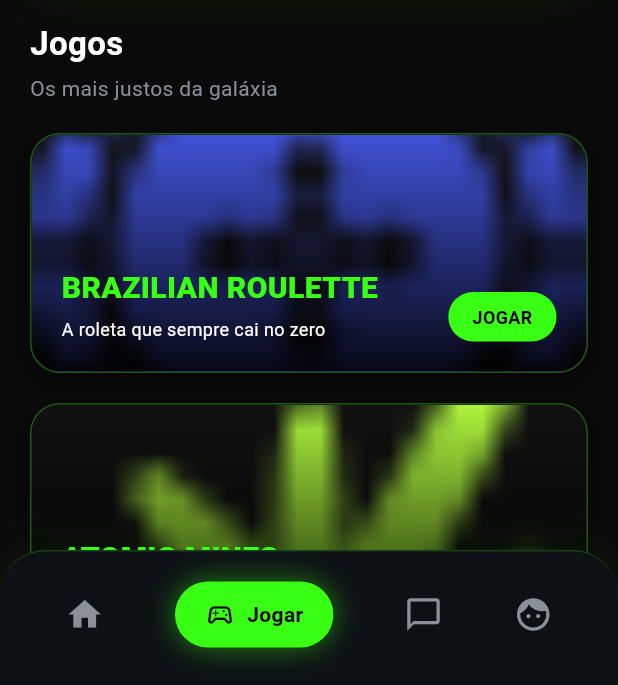
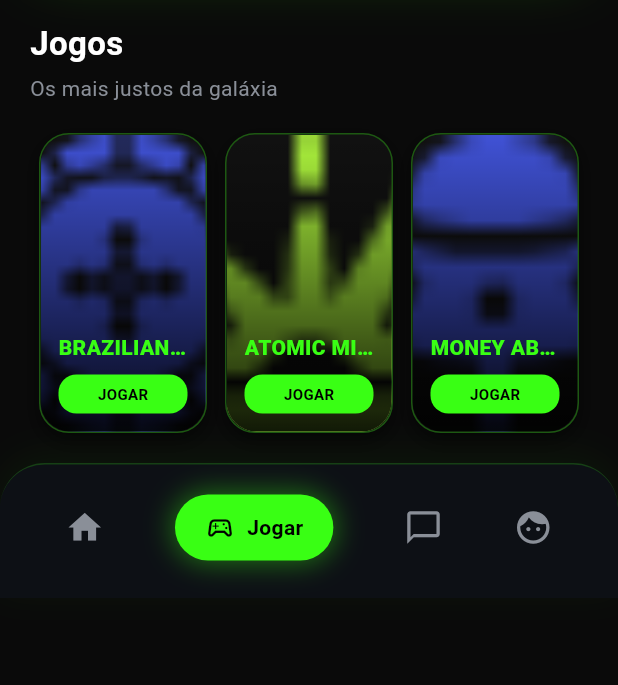
Before and after one commit to marcossial/bigger-bet-app, a Flutter app: the GamesScreen screen opened by its route, on a phone screen of 412 x 824 dp, the part 551-1236 px from its top. Run offline on Flutter 3.47's test engine with Material 3 defaults, Android fonts, the phone set to English and light mode, and no system bars.

Commit message:
fix import inutil

```diff
--- a/lib/features/auth/screens/login_screen.dart
+++ b/lib/features/auth/screens/login_screen.dart
@@ -5,7 +5,6 @@ import '../widgets/neon_action_button.dart';
 import '../widgets/terms_checkbox.dart';
 import '../widgets/welcome_badge.dart';
 import '../../../core/theme/auth_colors.dart';
-import 'register_screen.dart';
 
 class LoginScreen extends StatefulWidget {
   final VoidCallback? onLoginSuccess;
--- a/lib/features/games/screens/games_screen.dart
+++ b/lib/features/games/screens/games_screen.dart
@@ -224,17 +224,19 @@ class GamesListSection extends StatelessWidget {
             style: TextStyle(color: AppColors.textGrey, fontSize: 14),
           ),
           const SizedBox(height: 20),
-          ...games.map((game) {
-            return Padding(
-              padding: const EdgeInsets.only(bottom: 20),
+          Row(
+            mainAxisAlignment: MainAxisAlignment.spaceBetween,
+            children: games.map((game) {
+              return Expanded(
+                child: Padding(
+                  padding: const EdgeInsets.symmetric(horizontal: 6),
                   child: InkWell(
                     onTap: () {
                       Navigator.pushNamed(context, game['route'] as String);
                     },
                     borderRadius: BorderRadius.circular(20),
                     child: Container(
-                  height: 160,
-                  width: double.infinity,
+                      height: 200,
                       decoration: BoxDecoration(
                         borderRadius: BorderRadius.circular(20),
                         color: const Color(0xFF111111),
@@ -261,7 +263,7 @@ class GamesListSection extends StatelessWidget {
                                   color: const Color(0xFF1A1A1A),
                                   child: const Center(
                                     child: Icon(Icons.image_not_supported,
-                                    color: AppColors.textGrey, size: 50),
+                                        color: AppColors.textGrey, size: 30),
                                   ),
                                 );
                               },
@@ -279,57 +281,55 @@ class GamesListSection extends StatelessWidget {
                               ),
                             ),
                             Positioned(
-                          bottom: 20,
-                          left: 20,
+                              bottom: 12,
+                              left: 12,
+                              right: 12,
                               child: Column(
                                 crossAxisAlignment: CrossAxisAlignment.start,
+                                mainAxisSize: MainAxisSize.min,
                                 children: [
                                   Text(
                                     game['title'] as String,
+                                    maxLines: 1,
+                                    overflow: TextOverflow.ellipsis,
                                     style: const TextStyle(
                                       color: AppColors.neonGreen,
-                                  fontSize: 20,
+                                      fontSize: 14,
                                       fontWeight: FontWeight.w900,
                                     ),
                                   ),
-                              const SizedBox(height: 4),
-                              Text(
-                                game['subtitle'] as String,
-                                style: const TextStyle(
-                                  color: AppColors.textWhite,
-                                  fontSize: 12,
+                                  const SizedBox(height: 8),
+                                  Container(
+                                    width: double.infinity,
+                                    padding:
+                                        const EdgeInsets.symmetric(vertical: 6),
+                                    decoration: BoxDecoration(
+                                      color: AppColors.neonGreen,
+                                      borderRadius: BorderRadius.circular(12),
+                                    ),
+                                    child: const Center(
+                                      child: Text(
+                                        'JOGAR',
+                                        style: TextStyle(
+                                          color: Colors.black,
+                                          fontWeight: FontWeight.bold,
+                                          fontSize: 10,
+                                        ),
+                                      ),
                                     ),
                                   ),
                                 ],
                               ),
                             ),
-                        Positioned(
-                          bottom: 20,
-                          right: 20,
-                          child: Container(
-                            padding: const EdgeInsets.symmetric(
-                                horizontal: 16, vertical: 8),
-                            decoration: BoxDecoration(
-                              color: AppColors.neonGreen,
-                              borderRadius: BorderRadius.circular(20),
-                            ),
-                            child: const Text(
-                              'JOGAR',
-                              style: TextStyle(
-                                color: Colors.black,
-                                fontWeight: FontWeight.bold,
-                                fontSize: 12,
-                              ),
-                            ),
-                          ),
-                        )
                           ],
                         ),
                       ),
                     ),
                   ),
+                ),
               );
-          }),
+            }).toList(),
+          ),
         ],
       ),
     );
```
Lines whose indentation alone changed are shown as unchanged.
